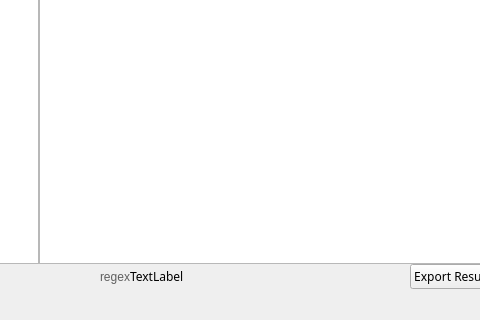
First picture: the form in mainwindow.ui, repository StephaneCouturier/Katalog, before the edit; both pictures show x 183 to 663 and y 391 to 711 of the 850 by 711 pixel window.
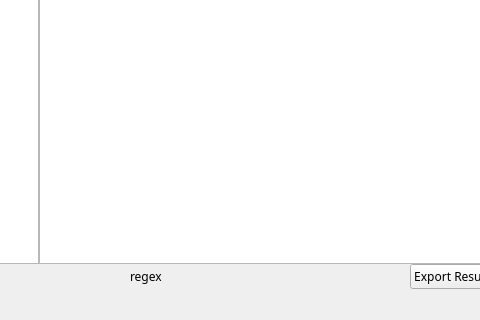
Second picture: the form after the edit. Icons and pictures are not drawn. Custom widgets are drawn as their Qt base class.

The edit to the form file:
```diff
--- a/mainwindow.ui
+++ b/mainwindow.ui
@@ -1130,16 +1130,6 @@
                 </property>
                </spacer>
               </item>
-              <item>
-               <widget class="QLabel" name="label_14">
-                <property name="styleSheet">
-                 <string notr="true">color: rgb(95, 95, 95);</string>
-                </property>
-                <property name="text">
-                 <string>regex</string>
-                </property>
-               </widget>
-              </item>
               <item>
                <widget class="QLabel" name="L_Regex">
                 <property name="minimumSize">
@@ -1149,7 +1139,7 @@
                  </size>
                 </property>
                 <property name="text">
-                 <string>TextLabel</string>
+                 <string>regex</string>
                 </property>
                </widget>
               </item>
```
